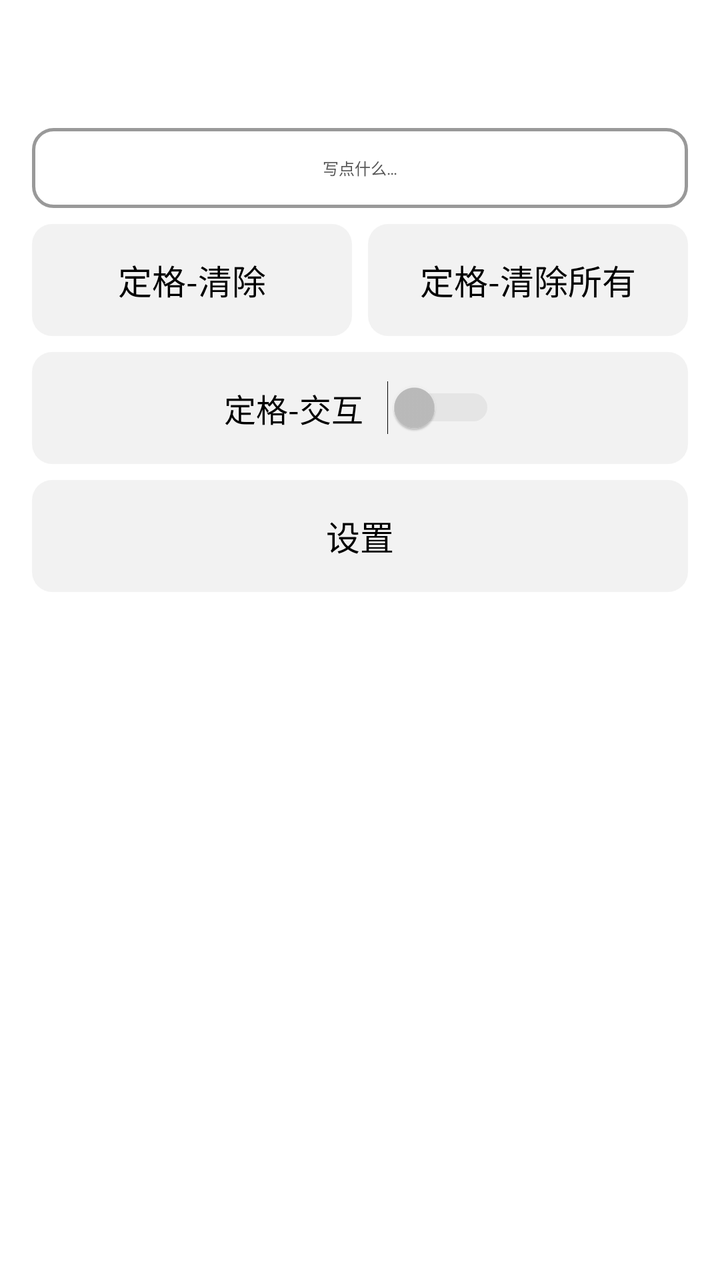
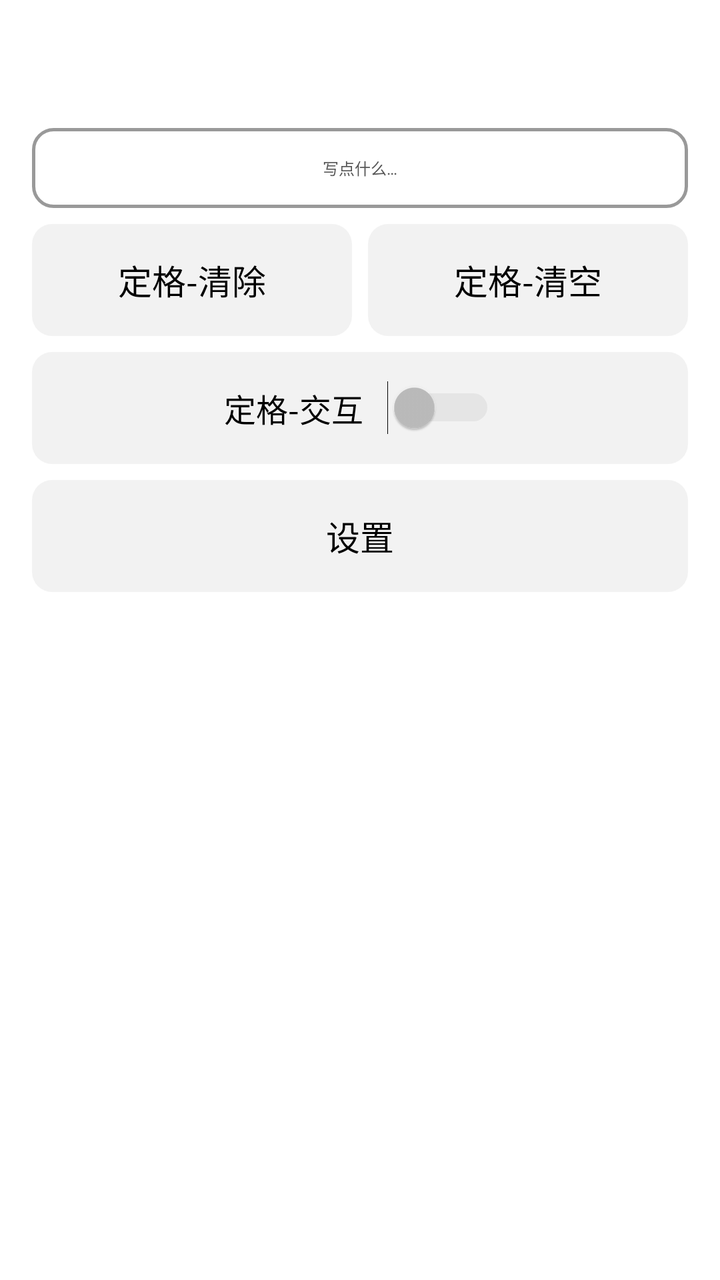

Screens rendered from an Android XML layout before and after an edit, with the pre-edit source and the edit as a unified diff.
<!-- AndroidManifest.xml: application theme Theme.CakePet -->
<!-- res/layout/sheet_freeze.xml -->
<?xml version="1.0" encoding="utf-8"?>
<LinearLayout xmlns:android="http://schemas.android.com/apk/res/android"
    android:id="@+id/freeze_root"
    android:layout_width="match_parent"
    android:layout_height="wrap_content"
    android:orientation="vertical"
    android:padding="12dp">

    
    <TextView android:id="@+id/freeze_time" android:layout_width="match_parent"
        android:layout_height="48dp" android:gravity="center"
        android:textSize="17dp" android:textColor="@color/cp_title"/>

    
    <EditText android:id="@+id/freeze_note" android:layout_width="match_parent"
        android:layout_height="40dp" android:gravity="center"
        android:textSize="8dp" android:textColor="@color/cp_title"
        android:hint="写点什么…" android:textColorHint="@color/cp_sub"
        android:background="@drawable/edittext_border"
        android:inputType="text" android:maxLines="1"
        android:layout_margin="4dp" android:paddingStart="8dp" android:paddingEnd="8dp"/>

    
    <LinearLayout android:layout_width="match_parent" android:layout_height="wrap_content"
        android:orientation="horizontal" android:layout_margin="4dp">
        <TextView android:id="@+id/freeze_clear" android:layout_width="0dp"
            android:layout_height="56dp" android:layout_weight="1" android:gravity="center"
            android:layout_marginEnd="4dp"
            android:text="定格-清除" android:textSize="17dp" android:textColor="@color/cp_title"
            android:background="@drawable/cell_bg"/>
        <TextView android:id="@+id/freeze_clear_all" android:layout_width="0dp"
            android:layout_height="56dp" android:layout_weight="1" android:gravity="center"
            android:layout_marginStart="4dp"
            android:text="定格-清除所有" android:textSize="17dp" android:textColor="@color/cp_title"
            android:background="@drawable/cell_bg"/>
    </LinearLayout>

    
    <LinearLayout android:id="@+id/menu_switch_freezeinteract" android:layout_width="match_parent"
        android:layout_height="56dp" android:orientation="horizontal"
        android:gravity="center" android:background="@drawable/cell_bg"
        android:layout_margin="4dp">
        <TextView android:layout_width="wrap_content" android:layout_height="wrap_content"
            android:text="定格-交互" android:textSize="16dp" android:textColor="@color/cp_title"
            android:layout_marginEnd="12dp"/>
        <Switch android:id="@+id/sw_freezeinteract" android:layout_width="wrap_content"
            android:layout_height="wrap_content"
            android:thumbTint="@color/switch_black_selector"
            android:trackTint="@color/switch_black_selector"
            android:clickable="false" android:focusable="false"/>
    </LinearLayout>

    
    <TextView android:id="@+id/freeze_settings" android:layout_width="match_parent"
        android:layout_height="56dp" android:gravity="center"
        android:layout_margin="4dp"
        android:text="设置" android:textSize="17dp" android:textColor="@color/cp_title"
        android:background="@drawable/cell_bg"/>

</LinearLayout>
<!-- resources referenced by this layout -->
<resources>
  <color name="cp_sub">#555555</color>
  <color name="cp_title">#000000</color>
  <!-- drawable cell_bg (drawable) -->
  <?xml version="1.0" encoding="utf-8"?>
  <shape xmlns:android="http://schemas.android.com/apk/res/android">
      <solid android:color="#0D000000" />
      <corners android:radius="10dp" />
  </shape>
  <!-- drawable edittext_border (drawable) -->
  <?xml version="1.0" encoding="utf-8"?>
  <shape xmlns:android="http://schemas.android.com/apk/res/android"
      android:shape="rectangle">
      <solid android:color="@android:color/transparent" />
      <corners android:radius="10dp" />
      <stroke android:color="#66000000" android:width="1.5dp" />
  </shape>
  <style name="Theme.CakePet" parent="Theme.MaterialComponents.DayNight.DarkActionBar">
          
          <item name="colorPrimary">@color/purple_500</item>
          <item name="colorPrimaryVariant">@color/purple_700</item>
          <item name="colorOnPrimary">@color/white</item>
          
          
          <item name="colorSecondary">@color/black</item>
          <item name="colorSecondaryVariant">@color/black</item>
          <item name="colorOnSecondary">@color/white</item>
          
          <item name="colorControlActivated">@color/black</item>
          <item name="colorSwitchThumbNormal">@color/switch_off_thumb</item>
          <item name="android:colorForeground">@color/black</item>
          
          <item name="android:statusBarColor">?attr/colorPrimaryVariant</item>
          
          <item name="switchStyle">@style/Widget.CakePet.Switch</item>
          
      </style>
  <color name="purple_500">#FF6200EE</color>
  <color name="purple_700">#FF3700B3</color>
  <color name="white">#FFFFFFFF</color>
  <color name="black">#FF000000</color>
  <color name="switch_off_thumb">#FFBDBDBD</color>
  <style name="Widget.CakePet.Switch" parent="Widget.AppCompat.CompoundButton.Switch">
          <item name="thumbTint">@color/switch_black_selector</item>
          <item name="trackTint">@color/switch_black_selector</item>
      </style>
</resources>

<!-- the commit's change to res/layout/sheet_freeze.xml (unified diff, before → after) -->
@@ -31,7 +31,7 @@
         <TextView android:id="@+id/freeze_clear_all" android:layout_width="0dp"
             android:layout_height="56dp" android:layout_weight="1" android:gravity="center"
             android:layout_marginStart="4dp"
-            android:text="定格-清除所有" android:textSize="17dp" android:textColor="@color/cp_title"
+            android:text="定格-清空" android:textSize="17dp" android:textColor="@color/cp_title"
             android:background="@drawable/cell_bg"/>
     </LinearLayout>
 
